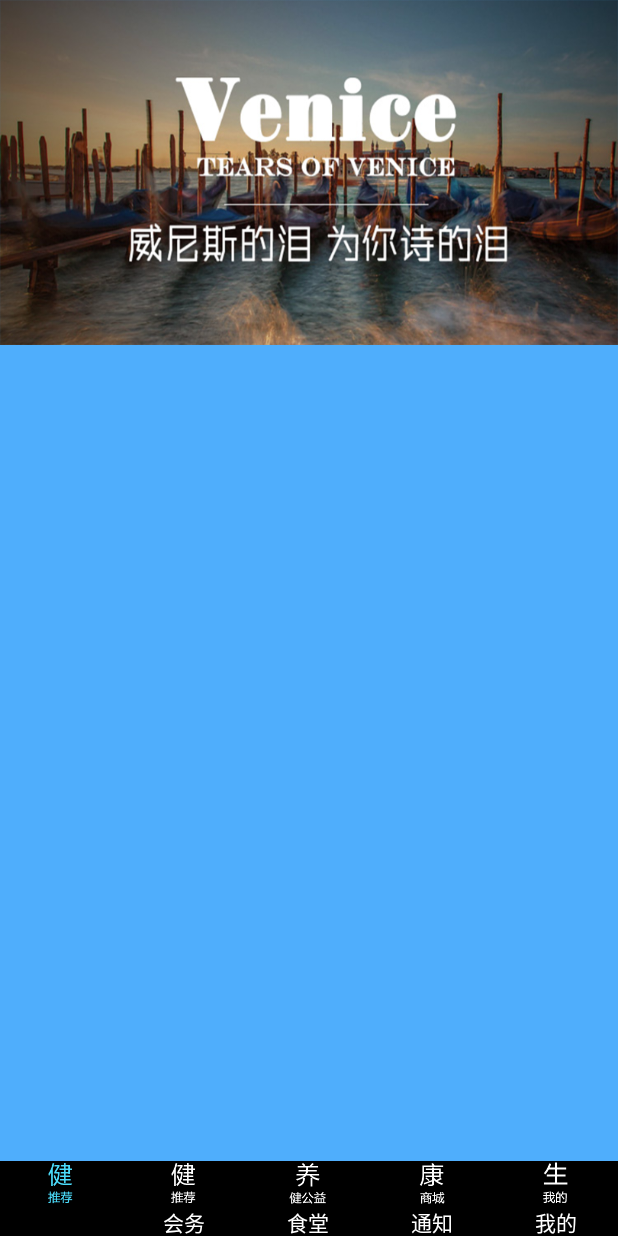
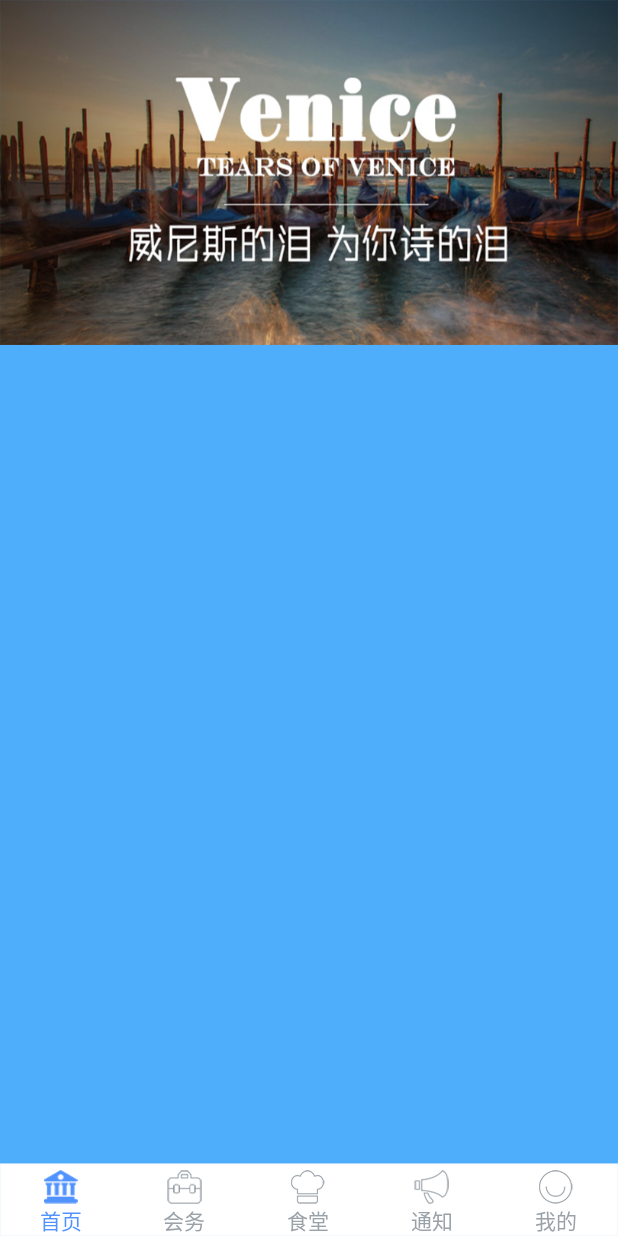
Before and after one commit to lingchendehuxi/court, an Android app: the screen it shows after launch (MainActivity), on a phone screen of 412 x 824 dp. Run offline under Robolectric (Android 15) with nearby library versions, the phone set to English and light mode, and no system bars.

Commit message:
首页按钮替换

```diff
--- a/app/src/main/java/com/court/oa/project/MainActivity.java
+++ b/app/src/main/java/com/court/oa/project/MainActivity.java
@@ -54,14 +54,14 @@
         radio.setOnCheckedChangeListener(this);
         ll_bg = findViewById(R.id.ll_bg);
         themeColor = getResources().getColor(R.color.theme_color);
-        if (Build.VERSION.SDK_INT >= Build.VERSION_CODES.M) {
+        /*if (Build.VERSION.SDK_INT >= Build.VERSION_CODES.M) {
             Window window = getWindow();
             window.addFlags(WindowManager.LayoutParams.FLAG_DRAWS_SYSTEM_BAR_BACKGROUNDS);
             window.setStatusBarColor(getResources().getColor(android.R.color.white));
             window.getDecorView().setSystemUiVisibility(View.SYSTEM_UI_FLAG_LIGHT_STATUS_BAR);
             //状态栏颜色字体(白底黑字)修改 MIUI6+
             FitStateUI.setMiuiStatusBarDarkMode(this, true);
-        }
+        }*/
     }
 
     @Override
--- a/app/src/main/res/drawable/footer_hall_ico.xml
+++ b/app/src/main/res/drawable/footer_hall_ico.xml
@@ -1,5 +1,5 @@
 <?xml version="1.0" encoding="utf-8"?>
 <selector xmlns:android="http://schemas.android.com/apk/res/android">
-    <item android:drawable="@mipmap/tboom_camera" android:state_checked="true" />
-    <item android:drawable="@mipmap/tboom_uncamera" android:state_checked="false" />
+    <item android:drawable="@mipmap/tboom_hall" android:state_checked="true" />
+    <item android:drawable="@mipmap/tboom_unhall" android:state_checked="false" />
 </selector>
--- a/app/src/main/res/drawable/footer_meet_ico.xml
+++ b/app/src/main/res/drawable/footer_meet_ico.xml
@@ -1,5 +1,5 @@
 <?xml version="1.0" encoding="utf-8"?>
 <selector xmlns:android="http://schemas.android.com/apk/res/android">
-    <item android:drawable="@mipmap/tboom_commend" android:state_checked="true" />
-    <item android:drawable="@mipmap/tboom_uncommend" android:state_checked="false" />
+    <item android:drawable="@mipmap/tboom_meet" android:state_checked="true" />
+    <item android:drawable="@mipmap/tboom_unmeet" android:state_checked="false" />
 </selector>
--- a/app/src/main/res/drawable/footer_textcolor.xml
+++ b/app/src/main/res/drawable/footer_textcolor.xml
@@ -1,5 +1,5 @@
 <?xml version="1.0" encoding="utf-8"?>
 <selector xmlns:android="http://schemas.android.com/apk/res/android">
-    <item android:color="@android:color/black" android:state_checked="true" />
-    <item android:color="@android:color/white" android:state_checked="false" />
+    <item android:color="@color/mine_menu_deepblue" android:state_checked="true" />
+    <item android:color="@color/mine_menu_deepgray" android:state_checked="false" />
 </selector>
--- a/app/src/main/res/layout/activity_main.xml
+++ b/app/src/main/res/layout/activity_main.xml
@@ -19,7 +19,8 @@
         android:id="@+id/radio"
         android:layout_width="match_parent"
         android:layout_height="50dp"
-        android:background="@android:color/black"
+        android:paddingTop="6dp"
+        android:background="@mipmap/home_menu_bg"
         android:orientation="horizontal">
 
         <RadioButton
--- a/app/src/main/res/values-v19/styles.xml
+++ b/app/src/main/res/values-v19/styles.xml
@@ -1,7 +1,6 @@
 <resources>
 
     <style name="AppTheme.Main" parent="Theme.AppCompat.Light.NoActionBar">
-        <item name="android:windowTranslucentStatus">true</item>
     </style>
 
 
--- a/app/src/main/res/values-v21/styles.xml
+++ b/app/src/main/res/values-v21/styles.xml
@@ -1,9 +1,5 @@
 <resources>
 
     <style name="AppTheme.Main" parent="Theme.AppCompat.Light.DarkActionBar">
-        <item name="android:windowTranslucentStatus">false</item>
-        <item name="android:windowTranslucentNavigation">true</item>
-        <!--Android 5.x开始需要把颜色设置透明，否则导航栏会呈现系统默认的浅灰色-->
-        <item name="android:statusBarColor">@android:color/transparent</item>
     </style>
 </resources>
--- a/app/src/main/res/values/colors.xml
+++ b/app/src/main/res/values/colors.xml
@@ -9,4 +9,5 @@
     <color name="mine_gray">#797879</color>
     <!--mine_menu_color-->
     <color name="mine_menu_deepblue">#5092fe</color>
+    <color name="mine_menu_deepgray">#9aa2a8</color>
 </resources>
```
Also changed, not shown: app/src/main/res/mipmap-xxhdpi/home_menu_bg.png (added), app/src/main/res/mipmap-xxhdpi/tboom_commend.png, app/src/main/res/mipmap-xxhdpi/tboom_hall.png (added), app/src/main/res/mipmap-xxhdpi/tboom_meet.png (added), app/src/main/res/mipmap-xxhdpi/tboom_my.png, app/src/main/res/mipmap-xxhdpi/tboom_player.png, app/src/main/res/mipmap-xxhdpi/tboom_uncommend.png, app/src/main/res/mipmap-xxhdpi/tboom_unhall.png (added), app/src/main/res/mipmap-xxhdpi/tboom_unmeet.png (added), app/src/main/res/mipmap-xxhdpi/tboom_unmy.png, app/src/main/res/mipmap-xxhdpi/tboom_unplayer.png.
